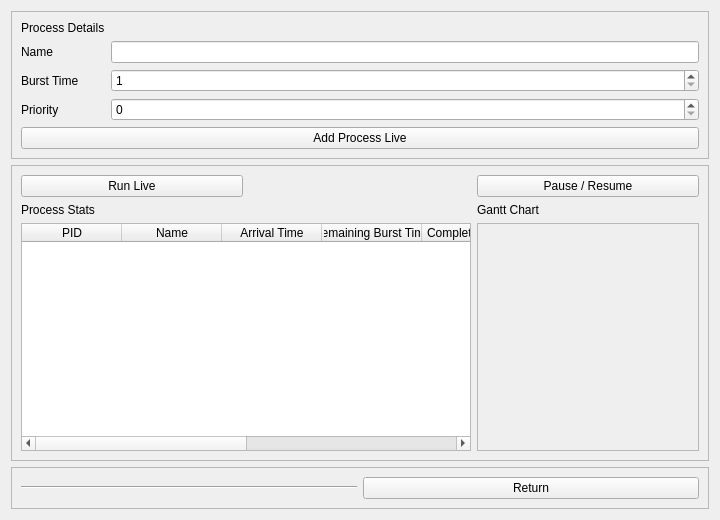
The window that src/gui/PyQtUI/runLiveSceneUI.ui (ashmod/Chronos) describes before a commit, drawn with Qt 5.
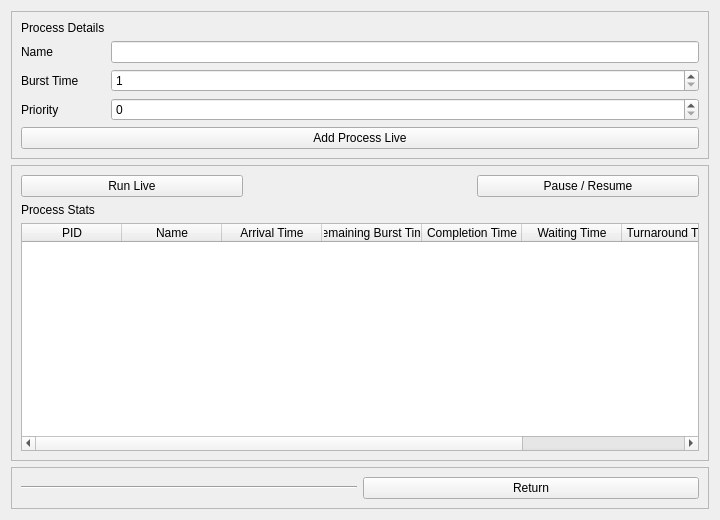
The same window after the commit.

Commit message: feat: implement separate Gantt chart window for live simulation

```diff
--- a/src/gui/PyQtUI/runLiveSceneUI.ui
+++ b/src/gui/PyQtUI/runLiveSceneUI.ui
@@ -83,7 +83,7 @@
       <enum>QFrame::Raised</enum>
      </property>
      <layout class="QGridLayout" name="gridLayout_2">
-      <item row="2" column="0" colspan="2">
+      <item row="2" column="0" colspan="3">
        <widget class="QTableWidget" name="processStatsTable">
         <property name="editTriggers">
          <set>QAbstractItemView::NoEditTriggers</set>
@@ -147,13 +147,6 @@
         </property>
        </widget>
       </item>
-      <item row="1" column="2">
-       <widget class="QLabel" name="label_2">
-        <property name="text">
-         <string>Gantt Chart</string>
-        </property>
-       </widget>
-      </item>
       <item row="0" column="0">
        <widget class="QPushButton" name="runLiveButton">
         <property name="text">
@@ -161,17 +154,6 @@
         </property>
        </widget>
       </item>
-      <item row="2" column="2">
-       <widget class="QFrame" name="ganttPlaceHolder">
-        <property name="frameShape">
-         <enum>QFrame::StyledPanel</enum>
-        </property>
-        <property name="frameShadow">
-         <enum>QFrame::Raised</enum>
-        </property>
-        <layout class="QGridLayout" name="gridLayout_3"/>
-       </widget>
-      </item>
      </layout>
     </widget>
    </item>
```
The commit also changes 1 other file.
